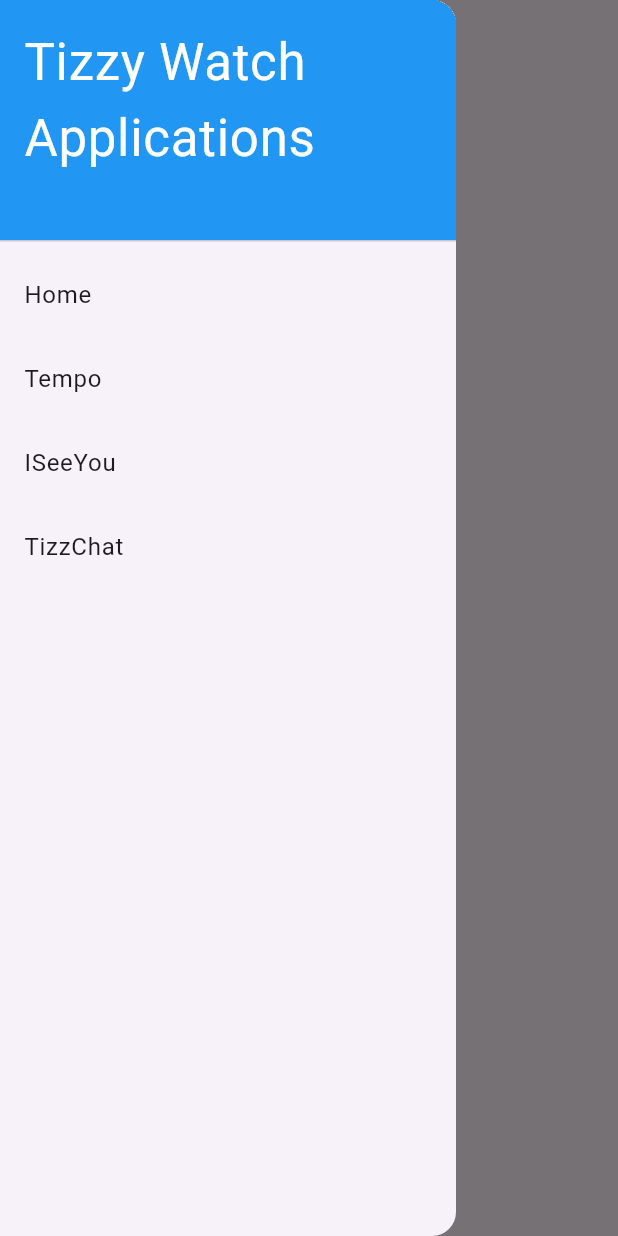
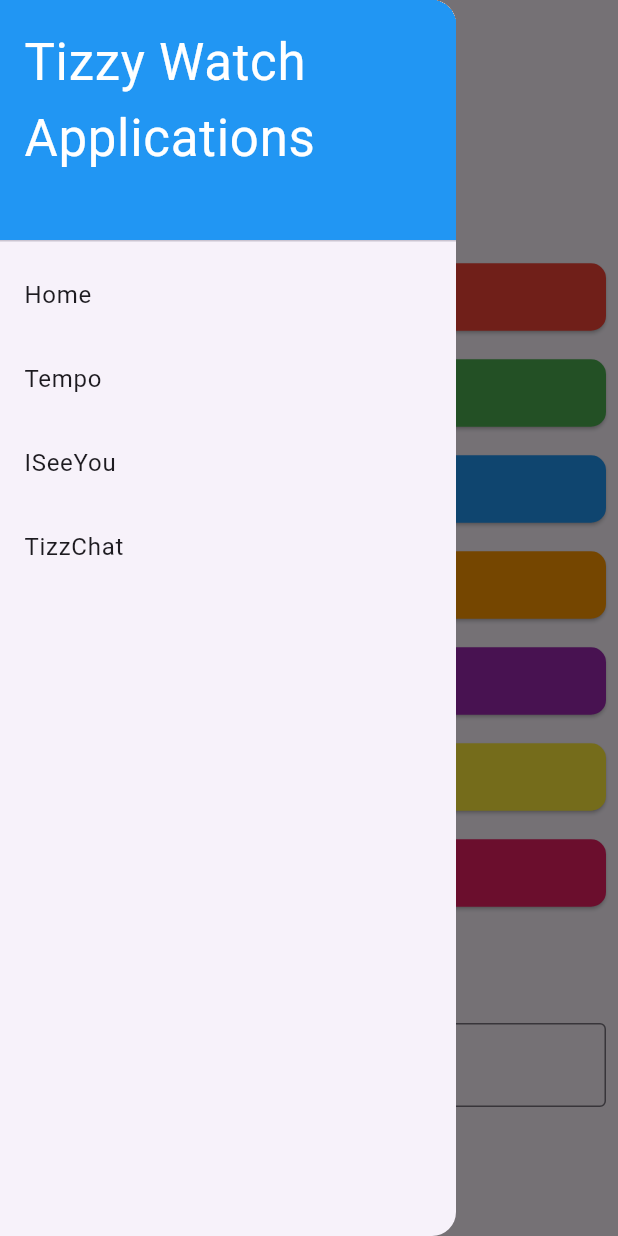
Before and after one commit to IsaiahSama/Tizzy, a Flutter app: the TempoScreen screen opened by its route, with the side drawer open, on a phone screen of 412 x 824 dp. Run offline on Flutter 3.47's test engine with Material 3 defaults, Android fonts, the phone set to English and light mode, and no system bars; our stand-ins replace flutter_riverpod, go_router, lucide_icons; missing offline and left inert: android_intent_plus.

Commit message:
Set up core UI for the Tempo messages

```diff
--- /dev/null
+++ b/mobile/tizzy_watch/lib/domain/entities/tempo_message.dart
@@ -0,0 +1,9 @@
+import 'package:flutter/material.dart';
+
+class TempoMessage{
+
+  final String content;
+  final Color color;
+
+  TempoMessage({required this.content, this.color = Colors.blue});
+}
--- a/mobile/tizzy_watch/lib/presentation/screens/tempo_screen.dart
+++ b/mobile/tizzy_watch/lib/presentation/screens/tempo_screen.dart
@@ -2,7 +2,21 @@ import 'package:flutter/material.dart';
 import 'package:flutter_riverpod/flutter_riverpod.dart';
 import 'package:tizzy_watch/presentation/widgets/app_bar.dart';
 import 'package:tizzy_watch/presentation/widgets/app_drawer.dart';
+import 'package:tizzy_watch/domain/entities/tempo_message.dart';
+import 'package:tizzy_watch/presentation/widgets/tempo/tempo_message_widget.dart';
 
+
+List<TempoMessage> messages = [
+  TempoMessage(content: "Tempo", color: Colors.red),
+  TempoMessage(content: "I miss you!", color: Colors.green),
+  TempoMessage(content: "Checkin in~", color: Colors.blue),
+  TempoMessage(content: "Stay Safe", color: Colors.orange),
+  TempoMessage(content: "Check Phone!", color: Colors.purple),
+  TempoMessage(content: "Call?", color: Colors.yellow),
+  TempoMessage(content: "I want you!", color: Colors.pink),
+];
+
+final customTextProvider = StateProvider<String>((ref) => '');
 
 class TempoScreen extends ConsumerWidget {
   const TempoScreen({super.key});
@@ -12,9 +26,40 @@ class TempoScreen extends ConsumerWidget {
     return Scaffold(
       appBar: MyAppBar(title: "Tempo"),
       drawer: AppDrawer(),
-      body: const Center(
-        child: Text('This is the Tempo screen'),
-      ),
+      body: Column(
+        mainAxisAlignment: MainAxisAlignment.spaceAround,
+        children:[
+          Text('Quick! Send a message!'),
+          ListView.builder(
+            shrinkWrap: true,
+            itemCount: messages.length,
+            itemBuilder: (context, index) => TempoMessageWidget(message: messages[index]),
+          ),
+          Column(
+            children: [
+              Padding(
+                padding: const EdgeInsets.all(8.0),
+                child: TextField(
+                  decoration: InputDecoration(
+                    border: OutlineInputBorder(),
+                    labelText: 'Enter custom message',
+                  ),
+                  onChanged: (text) {
+                    ref.read(customTextProvider.notifier).state = text;
+                  },
+                ),
+              ),
+              ElevatedButton(
+                onPressed: () {
+                  // Add button press handling logic here
+                  String value = ref.read(customTextProvider.notifier).state;
+                },
+                child: Text('Send Message'),
+              ),
+            ],
+          ),
+        ]
+      )
     );
   }
 }
--- /dev/null
+++ b/mobile/tizzy_watch/lib/presentation/widgets/tempo/tempo_message_widget.dart
@@ -0,0 +1,23 @@
+import "package:flutter/material.dart";
+import "package:tizzy_watch/domain/entities/tempo_message.dart";
+
+class TempoMessageWidget extends StatelessWidget {
+  final TempoMessage message;
+  const TempoMessageWidget({super.key, required this.message});
+
+  @override
+  Widget build(BuildContext context) {
+    return Container(
+      margin: const EdgeInsets.all(8),
+      child: ElevatedButton(
+        style: ElevatedButton.styleFrom(
+          backgroundColor: message.color,
+          padding: const EdgeInsets.symmetric(horizontal: 10, vertical: 8),
+          shape: RoundedRectangleBorder(borderRadius: BorderRadius.circular(10)),
+        ),
+        onPressed: () {},
+        child: Text(message.content, style: const TextStyle(color: Colors.white, fontSize: 20)),
+      ),
+    );
+  }
+}
```
